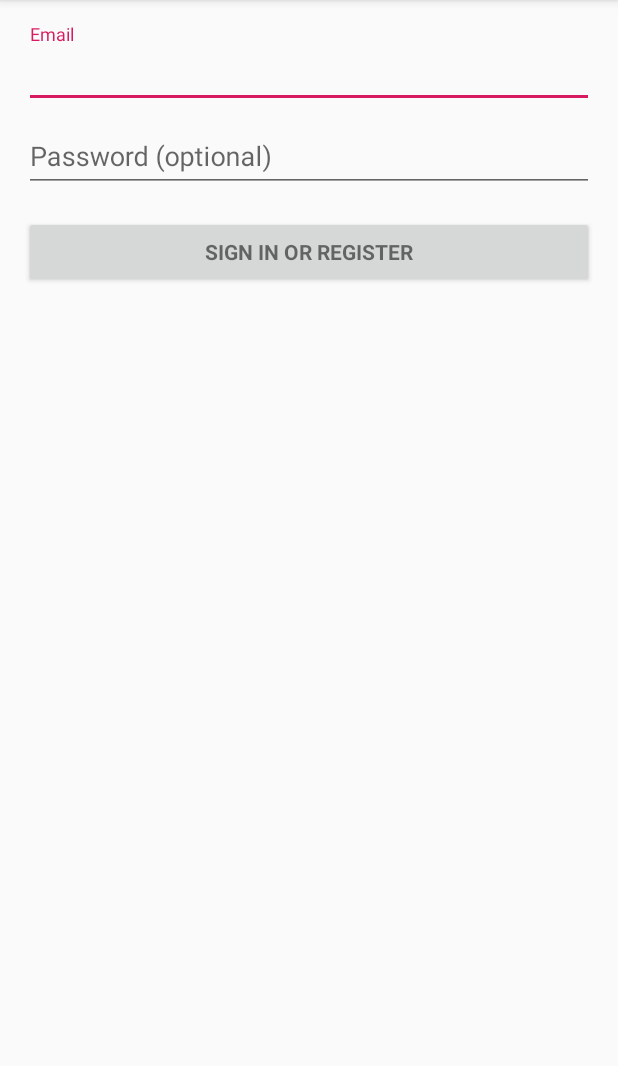
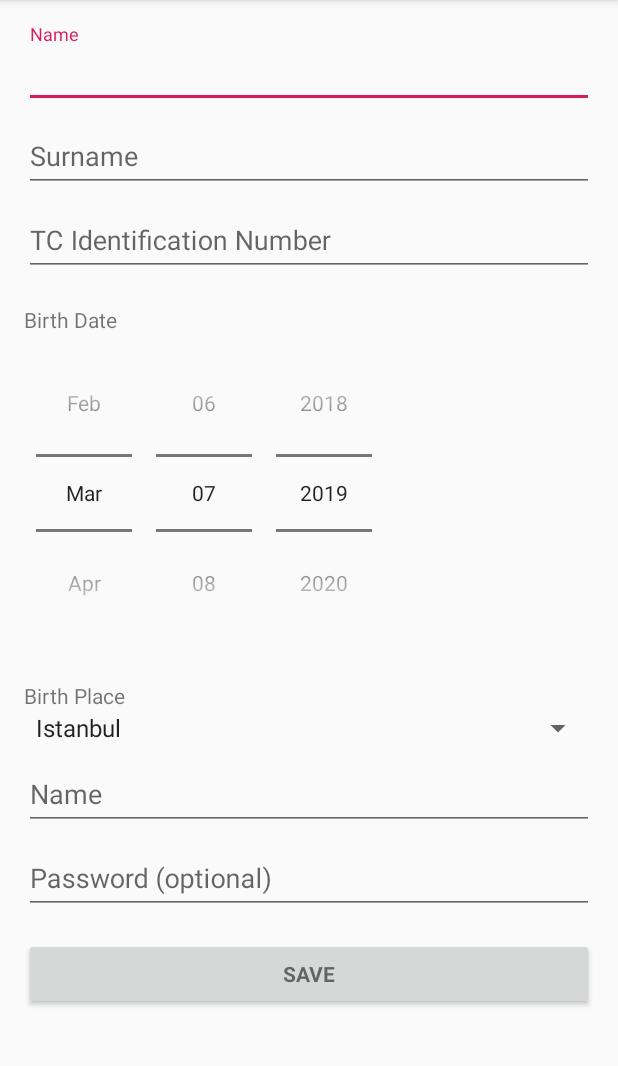
Before and after one commit to seyahdoo/android-hw-0023, an Android app: the screen it shows after launch (LoginActivity), on a phone screen of 412 x 824 dp, the part 84-1150 px from its top. Run offline under Robolectric (Android 15) with nearby library versions, the phone set to English and light mode, and no system bars.

Commit message:
some UI work

```diff
--- a/app/src/main/java/com/sadogan/androidhw0023/LoginActivity.kt
+++ b/app/src/main/java/com/sadogan/androidhw0023/LoginActivity.kt
@@ -23,6 +23,8 @@ import android.widget.TextView
 
 import java.util.ArrayList
 import android.Manifest.permission.READ_CONTACTS
+import android.widget.AdapterView
+import android.widget.Spinner
 
 import kotlinx.android.synthetic.main.activity_login.*
 
@@ -38,58 +40,37 @@ class LoginActivity : AppCompatActivity(), LoaderCallbacks<Cursor> {
     override fun onCreate(savedInstanceState: Bundle?) {
         super.onCreate(savedInstanceState)
         setContentView(R.layout.activity_login)
-        // Set up the login form.
-        populateAutoComplete()
-        password.setOnEditorActionListener(TextView.OnEditorActionListener { _, id, _ ->
-            if (id == EditorInfo.IME_ACTION_DONE || id == EditorInfo.IME_NULL) {
-                attemptLogin()
-                return@OnEditorActionListener true
-            }
-            false
-        })
 
-        email_sign_in_button.setOnClickListener { attemptLogin() }
-    }
+        save_button.setOnClickListener { attemptLogin() }
 
-    private fun populateAutoComplete() {
-        if (!mayRequestContacts()) {
-            return
+        val spinner: Spinner = findViewById(R.id.cities_spinner)
+        // Create an ArrayAdapter using the string array and a default spinner layout
+        ArrayAdapter.createFromResource(
+            this,
+            R.array.cities_array,
+            android.R.layout.simple_spinner_item
+        ).also { adapter ->
+            // Specify the layout to use when the list of choices appears
+            adapter.setDropDownViewResource(android.R.layout.simple_spinner_dropdown_item)
+            // Apply the adapter to the spinner
+            spinner.adapter = adapter
         }
 
-        loaderManager.initLoader(0, null, this)
+        spinner.onItemSelectedListener = object : AdapterView.OnItemSelectedListener{
+
+            override fun onItemSelected(parent: AdapterView<*>?, view: View?, position: Int, id: Long) {
+
+            }
+
+            override fun onNothingSelected(parent: AdapterView<*>?) {
+
+            }
+
+        }
+
+
+
     }
-
-    private fun mayRequestContacts(): Boolean {
-        if (Build.VERSION.SDK_INT < Build.VERSION_CODES.M) {
-            return true
-        }
-        if (checkSelfPermission(READ_CONTACTS) == PackageManager.PERMISSION_GRANTED) {
-            return true
-        }
-        if (shouldShowRequestPermissionRationale(READ_CONTACTS)) {
-            Snackbar.make(email, R.string.permission_rationale, Snackbar.LENGTH_INDEFINITE)
-                .setAction(android.R.string.ok,
-                    { requestPermissions(arrayOf(READ_CONTACTS), REQUEST_READ_CONTACTS) })
-        } else {
-            requestPermissions(arrayOf(READ_CONTACTS), REQUEST_READ_CONTACTS)
-        }
-        return false
-    }
-
-    /**
-     * Callback received when a permissions request has been completed.
-     */
-    override fun onRequestPermissionsResult(
-        requestCode: Int, permissions: Array<String>,
-        grantResults: IntArray
-    ) {
-        if (requestCode == REQUEST_READ_CONTACTS) {
-            if (grantResults.size == 1 && grantResults[0] == PackageManager.PERMISSION_GRANTED) {
-                populateAutoComplete()
-            }
-        }
-    }
-
 
     /**
      * Attempts to sign in or register the account specified by the login form.
--- a/app/src/main/res/layout/activity_login.xml
+++ b/app/src/main/res/layout/activity_login.xml
@@ -36,10 +36,88 @@
                     android:layout_height="wrap_content">
 
                 <AutoCompleteTextView
+                        android:id="@+id/name"
+                        android:layout_width="match_parent"
+                        android:layout_height="wrap_content"
+                        android:hint="@string/prompt_name"
+                        android:inputType="text"
+                        android:maxLines="1"
+                        android:singleLine="true"/>
+
+            </android.support.design.widget.TextInputLayout>
+
+            <android.support.design.widget.TextInputLayout
+                    android:layout_width="match_parent"
+                    android:layout_height="wrap_content">
+
+                <AutoCompleteTextView
+                        android:id="@+id/surname"
+                        android:layout_width="match_parent"
+                        android:layout_height="wrap_content"
+                        android:hint="@string/prompt_surname"
+                        android:inputType="text"
+                        android:maxLines="1"
+                        android:singleLine="true"/>
+
+            </android.support.design.widget.TextInputLayout>
+
+            <android.support.design.widget.TextInputLayout
+                    android:layout_width="match_parent"
+                    android:layout_height="wrap_content">
+
+                <AutoCompleteTextView
+                        android:id="@+id/tcid"
+                        android:layout_width="match_parent"
+                        android:layout_height="wrap_content"
+                        android:hint="@string/prompt_tcid"
+                        android:inputType="text"
+                        android:maxLines="1"
+                        android:singleLine="true"/>
+
+            </android.support.design.widget.TextInputLayout>
+
+            <android.support.v7.widget.AppCompatTextView
+                    android:layout_width="wrap_content"
+                    android:layout_height="wrap_content"
+                    android:text=" "/>
+
+            <android.support.v7.widget.AppCompatTextView
+                    android:layout_width="wrap_content"
+                    android:layout_height="wrap_content"
+                    android:text="@string/prompt_birth_date"/>
+
+            <DatePicker
+                    android:id="@+id/datePicker1"
+                    android:layout_width="wrap_content"
+                    android:layout_height="wrap_content"
+                    android:datePickerMode="spinner"
+                    android:calendarViewShown="false"/>
+
+            <android.support.v7.widget.AppCompatTextView
+                    android:layout_width="wrap_content"
+                    android:layout_height="wrap_content"
+                    android:text=" "/>
+
+            <android.support.v7.widget.AppCompatTextView
+                    android:layout_width="wrap_content"
+                    android:layout_height="wrap_content"
+                    android:text="@string/prompt_birth_place"/>
+
+            <Spinner
+                    android:id="@+id/cities_spinner"
+                    android:layout_width="fill_parent"
+                    android:layout_height="wrap_content"/>
+
+
+            <android.support.design.widget.TextInputLayout
+                    android:layout_width="match_parent"
+                    android:layout_height="wrap_content">
+
+                <AutoCompleteTextView
                         android:id="@+id/email"
                         android:layout_width="match_parent"
                         android:layout_height="wrap_content"
-                        android:hint="@string/prompt_email"
+                        android:hint="@string/prompt_name"
                         android:inputType="textEmailAddress"
                         android:maxLines="1"
                         android:singleLine="true"/>
@@ -65,12 +143,12 @@
             </android.support.design.widget.TextInputLayout>
 
             <Button
-                    android:id="@+id/email_sign_in_button"
+                    android:id="@+id/save_button"
                     style="?android:textAppearanceSmall"
                     android:layout_width="match_parent"
                     android:layout_height="wrap_content"
                     android:layout_marginTop="16dp"
-                    android:text="@string/action_sign_in"
+                    android:text="@string/action_save"
                     android:textStyle="bold"/>
 
         </LinearLayout>
--- a/app/src/main/res/values/strings.xml
+++ b/app/src/main/res/values/strings.xml
@@ -1,7 +1,15 @@
 <resources>
     <string name="app_name">Android HW 0023</string>
     <!-- Strings related to login -->
-    <string name="prompt_email">Email</string>
+    <string name="prompt_name">Name</string>
+    <string name="prompt_surname">Surname</string>
+    <string name="prompt_birth_date">Birth Date</string>
+    <string name="prompt_birth_place">Birth Place</string>
+    <string name="prompt_tcid">TC Identification Number</string>
+    <string name="prompt_photo">Birth Place</string>
+    <string name="action_save">Save</string>
+
+
     <string name="prompt_password">Password (optional)</string>
     <string name="action_sign_in">Sign in or register</string>
     <string name="action_sign_in_short">Sign in</string>
@@ -12,4 +20,14 @@
     <string name="permission_rationale">"Contacts permissions are needed for providing email
         completions."
     </string>
+
+    <string-array name="cities_array">
+        <item>Istanbul</item>
+        <item>Eskişehir</item>
+        <item>Ankara</item>
+        <item>Adana</item>
+        <item>İzmir</item>
+        <item>Tekirdağ</item>
+    </string-array>
+
 </resources>
```
